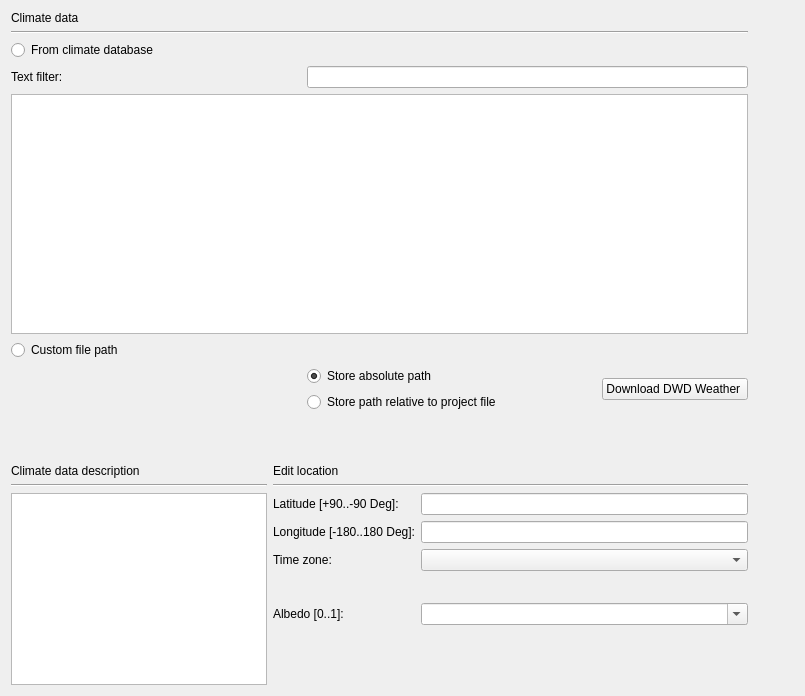
This is SIM-VICUS/src/SVSimulationLocationOptions.ui in ghorwin/SIM-VICUS as Qt 5 draws it before an edit. The edited form follows.
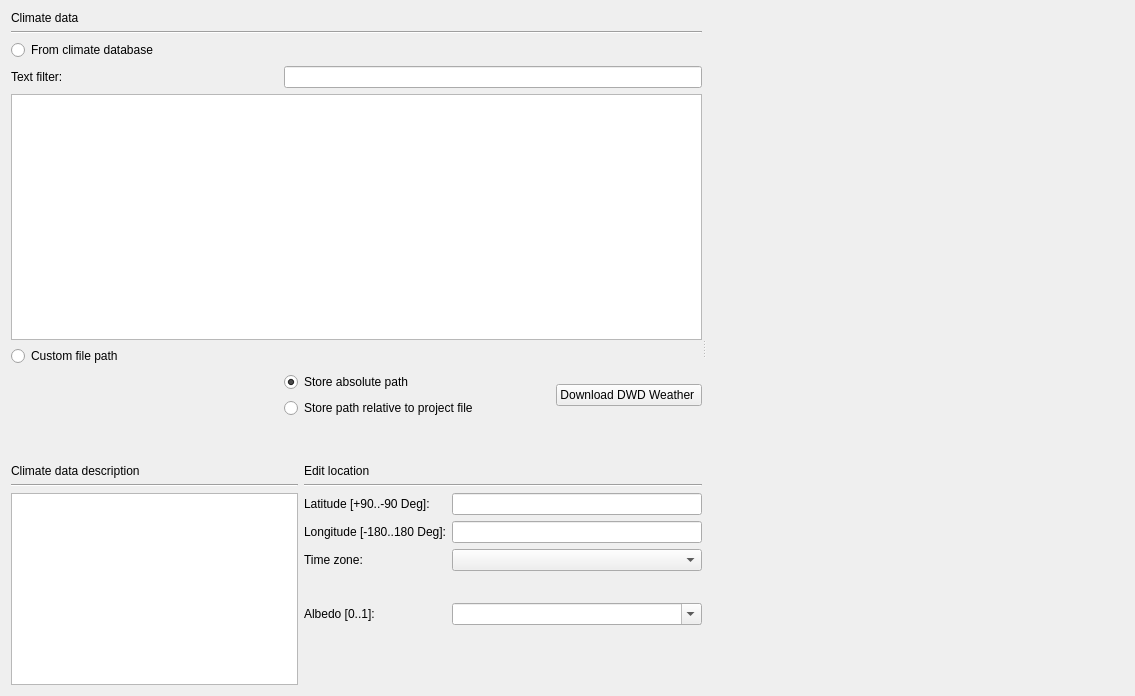
This is the edited form. Icons and pictures are not drawn. Custom widgets are drawn as their Qt base class.

Commit message: Improved simulation views

```diff
--- a/SIM-VICUS/src/SVSimulationLocationOptions.ui
+++ b/SIM-VICUS/src/SVSimulationLocationOptions.ui
@@ -6,7 +6,7 @@
    <rect>
     <x>0</x>
     <y>0</y>
-    <width>805</width>
+    <width>1135</width>
     <height>696</height>
    </rect>
   </property>
@@ -14,277 +14,14 @@
    <string>Form</string>
   </property>
   <layout class="QGridLayout" name="gridLayout_3">
-   <item row="1" column="0">
-    <spacer name="verticalSpacer">
-     <property name="orientation">
-      <enum>Qt::Vertical</enum>
-     </property>
-     <property name="sizeType">
-      <enum>QSizePolicy::Minimum</enum>
-     </property>
-     <property name="sizeHint" stdset="0">
-      <size>
-       <width>20</width>
-       <height>40</height>
-      </size>
-     </property>
-    </spacer>
-   </item>
-   <item row="0" column="2" rowspan="3">
-    <layout class="QVBoxLayout" name="plotLayout">
-     <item>
-      <widget class="QwtPlot" name="plotTemp" native="true">
-       <property name="enabled">
-        <bool>false</bool>
-       </property>
-       <property name="minimumSize">
-        <size>
-         <width>0</width>
-         <height>100</height>
-        </size>
-       </property>
-       <property name="maximumSize">
-        <size>
-         <width>16777215</width>
-         <height>16777215</height>
-        </size>
-       </property>
-      </widget>
-     </item>
-     <item>
-      <widget class="QwtPlot" name="plotRelHum" native="true">
-       <property name="enabled">
-        <bool>false</bool>
-       </property>
-       <property name="sizePolicy">
-        <sizepolicy hsizetype="Preferred" vsizetype="Preferred">
-         <horstretch>0</horstretch>
-         <verstretch>0</verstretch>
-        </sizepolicy>
-       </property>
-       <property name="minimumSize">
-        <size>
-         <width>0</width>
-         <height>100</height>
-        </size>
-       </property>
-      </widget>
-     </item>
-     <item>
-      <widget class="QwtPlot" name="plotRadShortWave" native="true">
-       <property name="enabled">
-        <bool>false</bool>
-       </property>
-       <property name="minimumSize">
-        <size>
-         <width>0</width>
-         <height>100</height>
-        </size>
-       </property>
-       <property name="maximumSize">
-        <size>
-         <width>16777215</width>
-         <height>16777215</height>
-        </size>
-       </property>
-      </widget>
-     </item>
-     <item>
-      <widget class="QwtPlot" name="plotRadLongWave" native="true">
-       <property name="enabled">
-        <bool>false</bool>
-       </property>
-       <property name="minimumSize">
-        <size>
-         <width>0</width>
-         <height>100</height>
-        </size>
-       </property>
-       <property name="maximumSize">
-        <size>
-         <width>16777215</width>
-         <height>16777215</height>
-        </size>
-       </property>
-      </widget>
-     </item>
-     <item>
-      <widget class="QwtPlot" name="plotWind" native="true">
-       <property name="enabled">
-        <bool>false</bool>
-       </property>
-       <property name="minimumSize">
-        <size>
-         <width>0</width>
-         <height>100</height>
-        </size>
-       </property>
-       <property name="maximumSize">
-        <size>
-         <width>16777215</width>
-         <height>16777215</height>
-        </size>
-       </property>
-      </widget>
-     </item>
-    </layout>
-   </item>
-   <item row="2" column="0">
-    <layout class="QGridLayout" name="gridLayout">
-     <item row="3" column="0" rowspan="3">
-      <widget class="QTextBrowser" name="textBrowserDescription">
-       <property name="sizePolicy">
-        <sizepolicy hsizetype="Preferred" vsizetype="Maximum">
-         <horstretch>0</horstretch>
-         <verstretch>0</verstretch>
-        </sizepolicy>
-       </property>
-       <property name="minimumSize">
-        <size>
-         <width>0</width>
-         <height>50</height>
-        </size>
-       </property>
-       <property name="baseSize">
-        <size>
-         <width>0</width>
-         <height>100</height>
-        </size>
-       </property>
-      </widget>
-     </item>
-     <item row="2" column="0">
-      <widget class="Line" name="line">
-       <property name="orientation">
-        <enum>Qt::Horizontal</enum>
-       </property>
-      </widget>
-     </item>
-     <item row="2" column="1">
-      <widget class="Line" name="line_3">
-       <property name="orientation">
-        <enum>Qt::Horizontal</enum>
-       </property>
-      </widget>
-     </item>
      <item row="0" column="0">
-      <widget class="QLabel" name="label_2">
-       <property name="text">
-        <string>Climate data description</string>
-       </property>
-      </widget>
-     </item>
-     <item row="0" column="1">
-      <widget class="QLabel" name="label_3">
-       <property name="text">
-        <string>Edit location</string>
-       </property>
-      </widget>
-     </item>
-     <item row="3" column="1" rowspan="3">
-      <layout class="QFormLayout" name="formLayout">
-       <item row="0" column="0">
-        <widget class="QLabel" name="labelLatitude">
-         <property name="text">
-          <string>Latitude [+90..-90 Deg]:</string>
-         </property>
-        </widget>
-       </item>
-       <item row="0" column="1">
-        <widget class="QtExt::ValidatingLineEdit" name="lineEditLatitude">
-         <property name="alignment">
-          <set>Qt::AlignRight|Qt::AlignTrailing|Qt::AlignVCenter</set>
-         </property>
-        </widget>
-       </item>
-       <item row="1" column="0">
-        <widget class="QLabel" name="labelLongitude">
-         <property name="text">
-          <string>Longitude [-180..180 Deg]:</string>
-         </property>
-        </widget>
-       </item>
-       <item row="1" column="1">
-        <widget class="QtExt::ValidatingLineEdit" name="lineEditLongitude">
-         <property name="alignment">
-          <set>Qt::AlignRight|Qt::AlignTrailing|Qt::AlignVCenter</set>
-         </property>
-        </widget>
-       </item>
-       <item row="2" column="0">
-        <widget class="QLabel" name="labelTimeZone">
-         <property name="text">
-          <string>Time zone:</string>
-         </property>
-        </widget>
-       </item>
-       <item row="2" column="1">
-        <widget class="QComboBox" name="comboBoxTimeZone">
-         <property name="minimumSize">
-          <size>
-           <width>130</width>
-           <height>0</height>
-          </size>
-         </property>
-        </widget>
-       </item>
-       <item row="4" column="0">
-        <widget class="QLabel" name="label_4">
-         <property name="text">
-          <string>Albedo [0..1]:</string>
-         </property>
-        </widget>
-       </item>
-       <item row="4" column="1">
-        <widget class="QtExt::ValueInputComboBox" name="comboBoxAlbedo">
-         <property name="minimumSize">
-          <size>
-           <width>65</width>
-           <height>0</height>
-          </size>
-         </property>
-         <property name="editable">
-          <bool>true</bool>
-         </property>
-        </widget>
-       </item>
-       <item row="3" column="1">
-        <spacer name="verticalSpacer_2">
+    <widget class="QSplitter" name="splitter">
          <property name="orientation">
-          <enum>Qt::Vertical</enum>
-         </property>
-         <property name="sizeType">
-          <enum>QSizePolicy::Maximum</enum>
-         </property>
-         <property name="sizeHint" stdset="0">
-          <size>
-           <width>0</width>
-           <height>20</height>
-          </size>
-         </property>
-        </spacer>
-       </item>
-      </layout>
-     </item>
-    </layout>
-   </item>
-   <item row="0" column="1">
-    <spacer name="horizontalSpacer">
-     <property name="orientation">
       <enum>Qt::Horizontal</enum>
      </property>
-     <property name="sizeType">
-      <enum>QSizePolicy::Fixed</enum>
-     </property>
-     <property name="sizeHint" stdset="0">
-      <size>
-       <width>40</width>
-       <height>10</height>
-      </size>
-     </property>
-    </spacer>
-   </item>
-   <item row="0" column="0">
+     <widget class="QWidget" name="">
+      <layout class="QVBoxLayout" name="verticalLayout">
+       <item>
     <layout class="QGridLayout" name="gridLayout_2">
      <item row="1" column="0" colspan="3">
       <widget class="Line" name="line_2">
@@ -394,15 +131,267 @@
      </item>
     </layout>
    </item>
+       <item>
+        <spacer name="verticalSpacer">
+         <property name="orientation">
+          <enum>Qt::Vertical</enum>
+         </property>
+         <property name="sizeType">
+          <enum>QSizePolicy::Minimum</enum>
+         </property>
+         <property name="sizeHint" stdset="0">
+          <size>
+           <width>20</width>
+           <height>40</height>
+          </size>
+         </property>
+        </spacer>
+       </item>
+       <item>
+        <layout class="QGridLayout" name="gridLayout" columnstretch="1,0" columnminimumwidth="0,0">
+         <item row="3" column="0" rowspan="3">
+          <widget class="QTextBrowser" name="textBrowserDescription">
+           <property name="sizePolicy">
+            <sizepolicy hsizetype="Preferred" vsizetype="Maximum">
+             <horstretch>0</horstretch>
+             <verstretch>0</verstretch>
+            </sizepolicy>
+           </property>
+           <property name="minimumSize">
+            <size>
+             <width>0</width>
+             <height>50</height>
+            </size>
+           </property>
+           <property name="baseSize">
+            <size>
+             <width>0</width>
+             <height>100</height>
+            </size>
+           </property>
+          </widget>
+         </item>
+         <item row="2" column="0">
+          <widget class="Line" name="line">
+           <property name="orientation">
+            <enum>Qt::Horizontal</enum>
+           </property>
+          </widget>
+         </item>
+         <item row="2" column="1">
+          <widget class="Line" name="line_3">
+           <property name="orientation">
+            <enum>Qt::Horizontal</enum>
+           </property>
+          </widget>
+         </item>
+         <item row="0" column="0">
+          <widget class="QLabel" name="label_2">
+           <property name="text">
+            <string>Climate data description</string>
+           </property>
+          </widget>
+         </item>
+         <item row="0" column="1">
+          <widget class="QLabel" name="label_3">
+           <property name="text">
+            <string>Edit location</string>
+           </property>
+          </widget>
+         </item>
+         <item row="3" column="1" rowspan="3">
+          <layout class="QFormLayout" name="formLayout">
+           <item row="0" column="0">
+            <widget class="QLabel" name="labelLatitude">
+             <property name="text">
+              <string>Latitude [+90..-90 Deg]:</string>
+             </property>
+            </widget>
+           </item>
+           <item row="0" column="1">
+            <widget class="QtExt::ValidatingLineEdit" name="lineEditLatitude">
+             <property name="alignment">
+              <set>Qt::AlignRight|Qt::AlignTrailing|Qt::AlignVCenter</set>
+             </property>
+            </widget>
+           </item>
+           <item row="1" column="0">
+            <widget class="QLabel" name="labelLongitude">
+             <property name="text">
+              <string>Longitude [-180..180 Deg]:</string>
+             </property>
+            </widget>
+           </item>
+           <item row="1" column="1">
+            <widget class="QtExt::ValidatingLineEdit" name="lineEditLongitude">
+             <property name="alignment">
+              <set>Qt::AlignRight|Qt::AlignTrailing|Qt::AlignVCenter</set>
+             </property>
+            </widget>
+           </item>
+           <item row="2" column="0">
+            <widget class="QLabel" name="labelTimeZone">
+             <property name="text">
+              <string>Time zone:</string>
+             </property>
+            </widget>
+           </item>
+           <item row="2" column="1">
+            <widget class="QComboBox" name="comboBoxTimeZone">
+             <property name="minimumSize">
+              <size>
+               <width>100</width>
+               <height>0</height>
+              </size>
+             </property>
+            </widget>
+           </item>
+           <item row="4" column="0">
+            <widget class="QLabel" name="label_4">
+             <property name="text">
+              <string>Albedo [0..1]:</string>
+             </property>
+            </widget>
+           </item>
+           <item row="4" column="1">
+            <widget class="QtExt::ValueInputComboBox" name="comboBoxAlbedo">
+             <property name="minimumSize">
+              <size>
+               <width>250</width>
+               <height>0</height>
+              </size>
+             </property>
+             <property name="editable">
+              <bool>true</bool>
+             </property>
+            </widget>
+           </item>
+           <item row="3" column="1">
+            <spacer name="verticalSpacer_2">
+             <property name="orientation">
+              <enum>Qt::Vertical</enum>
+             </property>
+             <property name="sizeType">
+              <enum>QSizePolicy::Maximum</enum>
+             </property>
+             <property name="sizeHint" stdset="0">
+              <size>
+               <width>0</width>
+               <height>20</height>
+              </size>
+             </property>
+            </spacer>
+           </item>
+          </layout>
+         </item>
+        </layout>
+       </item>
+      </layout>
+     </widget>
+     <widget class="QWidget" name="">
+      <layout class="QVBoxLayout" name="plotLayout" stretch="1,1,1,1,1">
+       <item>
+        <widget class="QwtPlot" name="plotTemp" native="true">
+         <property name="enabled">
+          <bool>false</bool>
+         </property>
+         <property name="minimumSize">
+          <size>
+           <width>0</width>
+           <height>100</height>
+          </size>
+         </property>
+         <property name="maximumSize">
+          <size>
+           <width>16777215</width>
+           <height>16777215</height>
+          </size>
+         </property>
+        </widget>
+       </item>
+       <item>
+        <widget class="QwtPlot" name="plotRelHum" native="true">
+         <property name="enabled">
+          <bool>false</bool>
+         </property>
+         <property name="sizePolicy">
+          <sizepolicy hsizetype="Preferred" vsizetype="Preferred">
+           <horstretch>0</horstretch>
+           <verstretch>0</verstretch>
+          </sizepolicy>
+         </property>
+         <property name="minimumSize">
+          <size>
+           <width>0</width>
+           <height>100</height>
+          </size>
+         </property>
+        </widget>
+       </item>
+       <item>
+        <widget class="QwtPlot" name="plotRadShortWave" native="true">
+         <property name="enabled">
+          <bool>false</bool>
+         </property>
+         <property name="minimumSize">
+          <size>
+           <width>0</width>
+           <height>100</height>
+          </size>
+         </property>
+         <property name="maximumSize">
+          <size>
+           <width>16777215</width>
+           <height>16777215</height>
+          </size>
+         </property>
+        </widget>
+       </item>
+       <item>
+        <widget class="QwtPlot" name="plotRadLongWave" native="true">
+         <property name="enabled">
+          <bool>false</bool>
+         </property>
+         <property name="minimumSize">
+          <size>
+           <width>400</width>
+           <height>100</height>
+          </size>
+         </property>
+         <property name="maximumSize">
+          <size>
+           <width>16777215</width>
+           <height>16777215</height>
+          </size>
+         </property>
+        </widget>
+       </item>
+       <item>
+        <widget class="QwtPlot" name="plotWind" native="true">
+         <property name="enabled">
+          <bool>false</bool>
+         </property>
+         <property name="minimumSize">
+          <size>
+           <width>0</width>
+           <height>100</height>
+          </size>
+         </property>
+         <property name="maximumSize">
+          <size>
+           <width>16777215</width>
+           <height>16777215</height>
+          </size>
+         </property>
+        </widget>
+       </item>
+      </layout>
+     </widget>
+    </widget>
+   </item>
   </layout>
  </widget>
  <customwidgets>
-  <customwidget>
-   <class>QtExt::BrowseFilenameWidget</class>
-   <extends>QWidget</extends>
-   <header>QtExt_BrowseFilenameWidget.h</header>
-   <container>1</container>
-  </customwidget>
   <customwidget>
    <class>QtExt::ValidatingLineEdit</class>
    <extends>QLineEdit</extends>
@@ -411,6 +400,12 @@
     <signal>editingFinishedSuccessfully()</signal>
    </slots>
   </customwidget>
+  <customwidget>
+   <class>QtExt::BrowseFilenameWidget</class>
+   <extends>QWidget</extends>
+   <header>QtExt_BrowseFilenameWidget.h</header>
+   <container>1</container>
+  </customwidget>
   <customwidget>
    <class>QtExt::ValueInputComboBox</class>
    <extends>QComboBox</extends>
```
Lines whose indentation alone changed are shown as unchanged. The commit also changes 5 other files.
